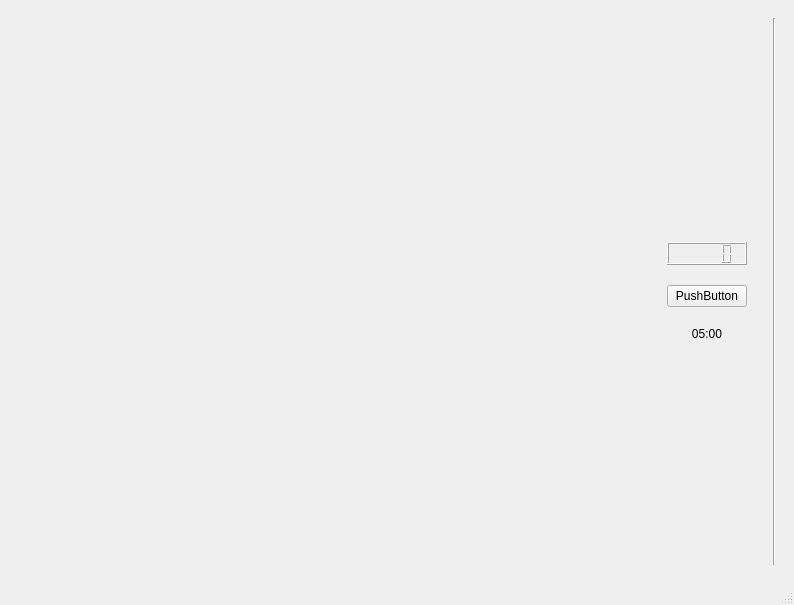
ducbinh1996/Matching-game-Qt, file mainwindow.ui: the form before one commit.
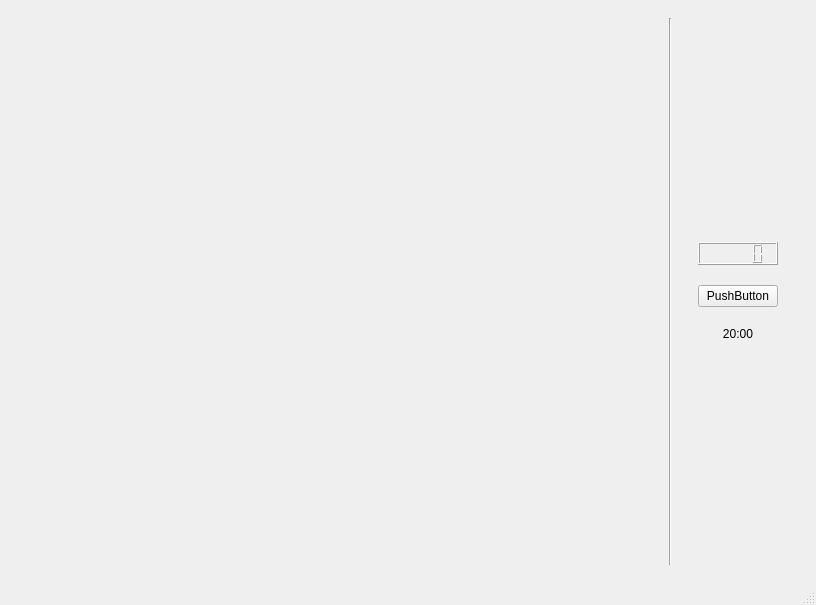
The form after the commit. The open tabs and pages were chosen to show the change.

Commit message: Fix UI 	Change playerScore to playerMove

```diff
--- a/mainwindow.ui
+++ b/mainwindow.ui
@@ -6,7 +6,7 @@
    <rect>
     <x>0</x>
     <y>0</y>
-    <width>794</width>
+    <width>816</width>
     <height>605</height>
    </rect>
   </property>
@@ -16,8 +16,7 @@
   <widget class="QWidget" name="centralwidget">
    <layout class="QVBoxLayout" name="verticalLayout_2">
     <item>
-     <layout class="QHBoxLayout" name="horizontalLayout_3"/>
-    </item>
+     <layout class="QHBoxLayout" name="horizontalLayout_3">
     <item>
      <widget class="QStackedWidget" name="stackedWidget">
       <property name="currentIndex">
@@ -37,6 +36,8 @@
       <widget class="QWidget" name="gamePage">
        <layout class="QVBoxLayout" name="verticalLayout_3">
         <item>
+           <layout class="QHBoxLayout" name="horizontalLayout_5">
+            <item>
          <layout class="QHBoxLayout" name="horizontalLayout_2">
           <item>
            <spacer name="tmpHorizontalSpacer">
@@ -52,6 +53,19 @@
            </spacer>
           </item>
           <item>
+               <layout class="QHBoxLayout" name="horizontalLayout">
+                <item>
+                 <widget class="Line" name="line">
+                  <property name="orientation">
+                   <enum>Qt::Vertical</enum>
+                  </property>
+                 </widget>
+                </item>
+               </layout>
+              </item>
+             </layout>
+            </item>
+            <item>
            <layout class="QVBoxLayout" name="verticalLayout" stretch="0,0,0,0,0">
             <property name="spacing">
              <number>20</number>
@@ -82,7 +96,7 @@
              </spacer>
             </item>
             <item>
-             <widget class="QLCDNumber" name="scoreNumber"/>
+               <widget class="QLCDNumber" name="moveNumber"/>
             </item>
             <item>
              <widget class="QPushButton" name="startBtn">
@@ -94,7 +108,7 @@
             <item>
              <widget class="QLabel" name="timerDisplay">
               <property name="text">
-               <string>05:00</string>
+                 <string>20:00</string>
               </property>
               <property name="alignment">
                <set>Qt::AlignCenter</set>
@@ -119,22 +133,13 @@
             </item>
            </layout>
           </item>
-          <item>
-           <layout class="QHBoxLayout" name="horizontalLayout">
-            <item>
-             <widget class="Line" name="line">
-              <property name="orientation">
-               <enum>Qt::Vertical</enum>
-              </property>
-             </widget>
-            </item>
            </layout>
           </item>
          </layout>
-        </item>
-       </layout>
-      </widget>
-     </widget>
+        </widget>
+       </widget>
+      </item>
+     </layout>
     </item>
    </layout>
   </widget>
@@ -143,8 +148,8 @@
     <rect>
      <x>0</x>
      <y>0</y>
-     <width>794</width>
-     <height>21</height>
+     <width>816</width>
+     <height>25</height>
     </rect>
    </property>
   </widget>
```
Lines whose indentation alone changed are shown as unchanged. The commit also changes 2 other files.
